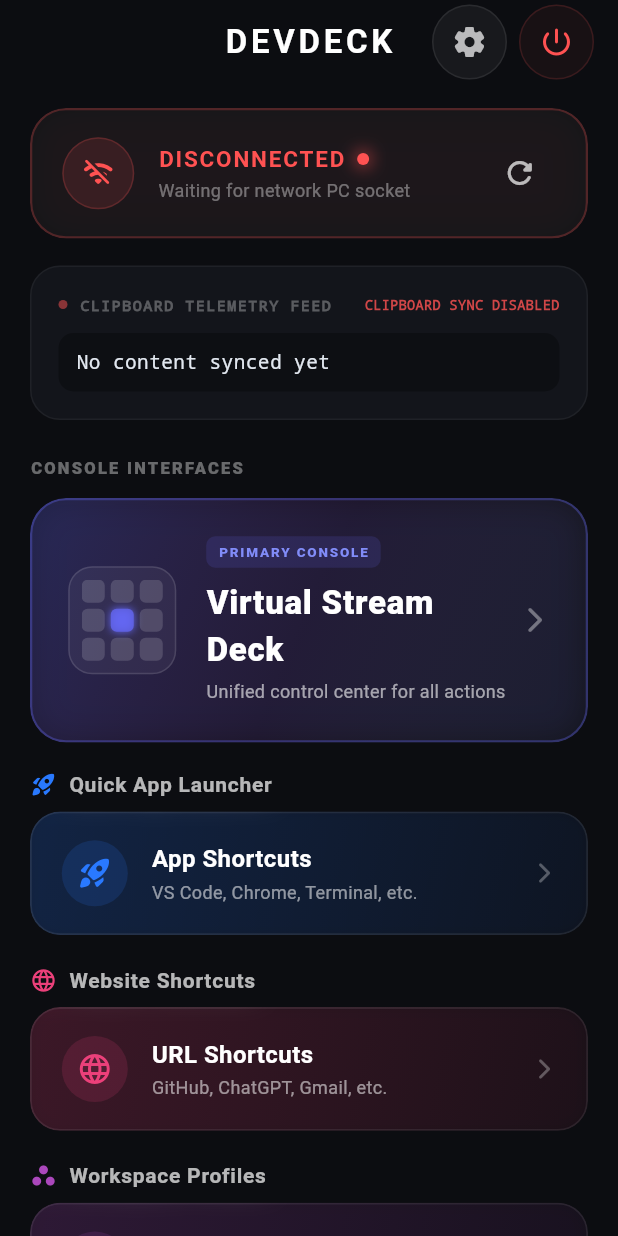
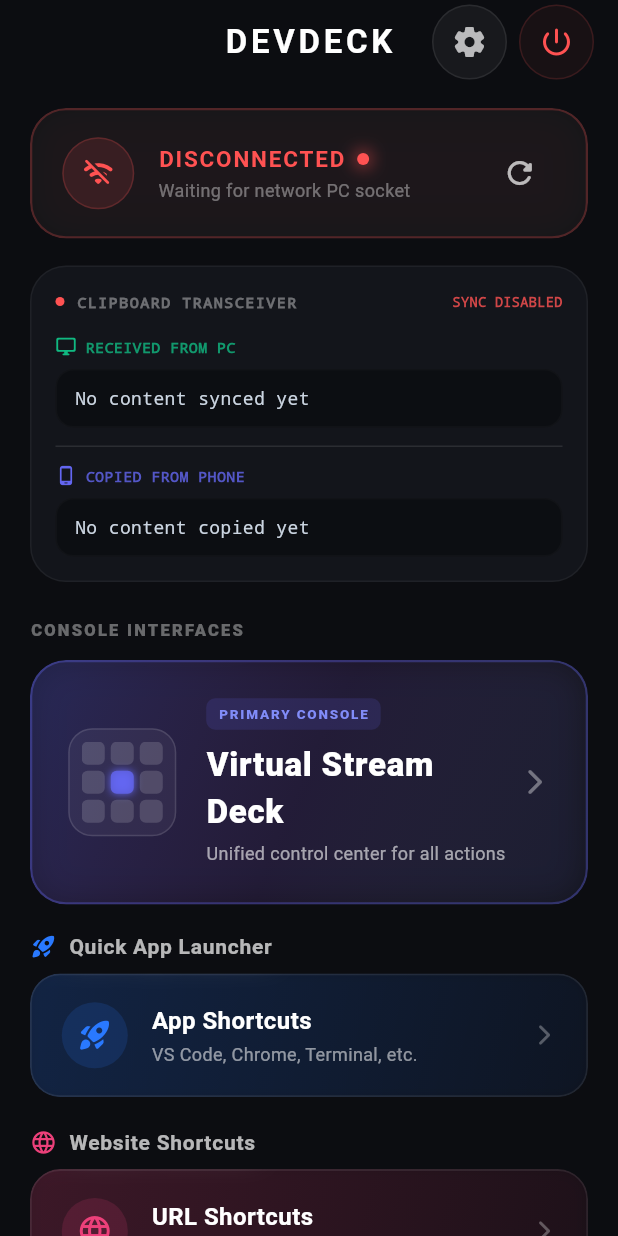
Before and after one commit to wtfnixin/StreamDeck, a Flutter app: the DashboardPage screen opened by its route, on a phone screen of 412 x 824 dp. Run offline on Flutter 3.47's test engine with Material 3 defaults, Android fonts, the phone set to English and light mode, and no system bars; our stand-ins replace equatable, flutter_bloc, get_it, go_router, hive, hive_flutter and 2 more; missing offline and left inert: mobile_scanner; accounts and stored records are empty.

Commit message:
Implement split-screen transceiver clipboard feeds to show PC and Phone copied data independently without overlaps

```diff
--- a/lib/features/clipboard/presentation/bloc/clipboard_bloc.dart
+++ b/lib/features/clipboard/presentation/bloc/clipboard_bloc.dart
@@ -12,6 +12,8 @@ class ClipboardBloc extends Bloc<ClipboardEvent, ClipboardState> {
   final SecureStorage _secureStorage;
   Timer? _pollingTimer;
   String _lastContent = '';
+  String? _lastPcContent;
+  String? _lastPhoneContent;
   bool _isListeningSocket = false;
 
   ClipboardBloc(this._socketService, this._secureStorage) : super(ClipboardInitial()) {
@@ -27,7 +29,7 @@ class ClipboardBloc extends Bloc<ClipboardEvent, ClipboardState> {
       emit(ClipboardSyncStopped());
       return;
     }
-    emit(const ClipboardSyncing(lastSyncedContent: null, lastSyncSource: null));
+    emit(ClipboardSyncing(lastPcContent: _lastPcContent, lastPhoneContent: _lastPhoneContent));
 
     // Listen to remote changes
     if (!_isListeningSocket) {
@@ -72,10 +74,11 @@ class ClipboardBloc extends Bloc<ClipboardEvent, ClipboardState> {
     AppLogger.info('📋 Local clipboard change detected, syncing to PC: "${event.content.substring(0, event.content.length > 20 ? 20 : event.content.length)}..."');
 
     _socketService.emit('clipboard:sync', {'content': event.content});
+    _lastPhoneContent = event.content;
 
     emit(ClipboardSyncing(
-      lastSyncedContent: event.content,
-      lastSyncSource: 'local',
+      lastPcContent: _lastPcContent,
+      lastPhoneContent: _lastPhoneContent,
     ));
   }
 
@@ -84,6 +87,7 @@ class ClipboardBloc extends Bloc<ClipboardEvent, ClipboardState> {
 
     AppLogger.info('📋 Received remote clipboard from PC: "${event.content.substring(0, event.content.length > 20 ? 20 : event.content.length)}..."');
     _lastContent = event.content;
+    _lastPcContent = event.content;
 
     try {
       await Clipboard.setData(ClipboardData(text: event.content));
@@ -92,8 +96,8 @@ class ClipboardBloc extends Bloc<ClipboardEvent, ClipboardState> {
     }
 
     emit(ClipboardSyncing(
-      lastSyncedContent: event.content,
-      lastSyncSource: 'remote',
+      lastPcContent: _lastPcContent,
+      lastPhoneContent: _lastPhoneContent,
     ));
   }
 
--- a/lib/features/clipboard/presentation/bloc/clipboard_state.dart
+++ b/lib/features/clipboard/presentation/bloc/clipboard_state.dart
@@ -10,13 +10,13 @@ abstract class ClipboardState extends Equatable {
 class ClipboardInitial extends ClipboardState {}
 
 class ClipboardSyncing extends ClipboardState {
-  final String? lastSyncedContent;
-  final String? lastSyncSource; // 'local' or 'remote'
+  final String? lastPcContent;
+  final String? lastPhoneContent;
 
-  const ClipboardSyncing({this.lastSyncedContent, this.lastSyncSource});
+  const ClipboardSyncing({this.lastPcContent, this.lastPhoneContent});
 
   @override
-  List<Object?> get props => [lastSyncedContent, lastSyncSource];
+  List<Object?> get props => [lastPcContent, lastPhoneContent];
 }
 
 class ClipboardSyncStopped extends ClipboardState {}
--- a/lib/features/dashboard/presentation/pages/dashboard_page.dart
+++ b/lib/features/dashboard/presentation/pages/dashboard_page.dart
@@ -633,7 +633,6 @@ class ConnectionStatusCard extends StatelessWidget {
     );
   }
 }
-
 class ClipboardStatusCard extends StatelessWidget {
   const ClipboardStatusCard({super.key});
 
@@ -641,43 +640,32 @@ class ClipboardStatusCard extends StatelessWidget {
   Widget build(BuildContext context) {
     return BlocBuilder<ClipboardBloc, ClipboardState>(
       builder: (context, state) {
-        String text = 'No content synced yet';
-        String subtitle = 'Copy text on your PC to see it here';
-        IconData icon = Icons.content_copy_rounded;
-        Color accentColor = AppTheme.textSecondary.withOpacity(0.5);
-        bool showCopyButton = false;
+        String pcText = 'No content synced yet';
+        String phoneText = 'No content copied yet';
+        bool isSyncStopped = state is ClipboardSyncStopped;
+        bool hasPcData = false;
+        bool hasPhoneData = false;
 
         if (state is ClipboardSyncing) {
-          if (state.lastSyncedContent != null && state.lastSyncedContent!.isNotEmpty) {
-            text = state.lastSyncedContent!;
-            showCopyButton = true;
-            if (state.lastSyncSource == 'remote') {
-              subtitle = 'Teleported from PC';
-              icon = Icons.terminal_rounded;
-              accentColor = AppTheme.secondaryColor;
-            } else {
-              subtitle = 'Teleported to PC';
-              icon = Icons.send_rounded;
-              accentColor = AppTheme.primaryColor;
+          if (state.lastPcContent != null && state.lastPcContent!.isNotEmpty) {
+            pcText = state.lastPcContent!;
+            hasPcData = true;
           }
-          } else {
-            subtitle = 'Telemetry sync active';
-            accentColor = AppTheme.primaryColor;
+          if (state.lastPhoneContent != null && state.lastPhoneContent!.isNotEmpty) {
+            phoneText = state.lastPhoneContent!;
+            hasPhoneData = true;
           }
-        } else if (state is ClipboardSyncStopped) {
-          subtitle = 'Clipboard Sync Disabled';
-          accentColor = Colors.redAccent.withOpacity(0.5);
         }
 
         return Container(
-          padding: const EdgeInsets.all(18),
+          padding: const EdgeInsets.all(16),
           decoration: BoxDecoration(
             color: const Color(0xFF13151B), // Terminal black box
-            borderRadius: BorderRadius.circular(20),
+            borderRadius: BorderRadius.circular(24),
             border: Border.all(color: Colors.white.withOpacity(0.05)),
           ),
           child: Column(
-            crossAxisAlignment: CrossAxisAlignment.start,
+            crossAxisAlignment: CrossAxisAlignment.stretch,
             children: [
               // Terminal Title bar
               Row(
@@ -689,15 +677,15 @@ class ClipboardStatusCard extends StatelessWidget {
                         width: 6,
                         height: 6,
                         decoration: BoxDecoration(
-                          color: accentColor,
+                          color: isSyncStopped ? Colors.redAccent : const Color(0xFF38BDF8),
                           shape: BoxShape.circle,
                         ),
                       ),
                       const SizedBox(width: 8),
                       const Text(
-                        'CLIPBOARD TELEMETRY FEED',
+                        'CLIPBOARD TRANSCEIVER',
                         style: TextStyle(
-                          color: Colors.white30,
+                          color: Colors.white38,
                           fontFamily: 'monospace',
                           fontSize: 10,
                           fontWeight: FontWeight.bold,
@@ -707,9 +695,9 @@ class ClipboardStatusCard extends StatelessWidget {
                     ],
                   ),
                   Text(
-                    subtitle.toUpperCase(),
+                    isSyncStopped ? 'SYNC DISABLED' : 'SYNC ACTIVE',
                     style: TextStyle(
-                      color: accentColor.withOpacity(0.8),
+                      color: isSyncStopped ? Colors.redAccent.withOpacity(0.8) : const Color(0xFF38BDF8).withOpacity(0.8),
                       fontFamily: 'monospace',
                       fontSize: 9,
                       fontWeight: FontWeight.bold,
@@ -717,43 +705,46 @@ class ClipboardStatusCard extends StatelessWidget {
                   ),
                 ],
               ),
-              const SizedBox(height: 12),
-              // Code terminal content area
-              Row(
-                children: [
-                  Expanded(
-                    child: Container(
-                      padding: const EdgeInsets.symmetric(horizontal: 12, vertical: 10),
-                      decoration: BoxDecoration(
-                        color: Colors.black.withOpacity(0.3),
-                        borderRadius: BorderRadius.circular(10),
+              const SizedBox(height: 16),
+
+              // SECTION 1: PC Clipboard (Incoming)
+              _buildClipboardSection(
+                context,
+                title: 'RECEIVED FROM PC',
+                content: pcText,
+                icon: Icons.desktop_windows_rounded,
+                accentColor: const Color(0xFF10B981), // Emerald green
+                onCopy: () => _copyToClipboard(context, pcText, 'Copied PC text to phone'),
+                showActions: !isSyncStopped && hasPcData,
               ),
-                      child: Text(
-                        text,
-                        maxLines: 1,
-                        overflow: TextOverflow.ellipsis,
-                        style: const TextStyle(
-                          fontFamily: 'monospace',
-                          fontSize: 13,
-                          color: Color(0xFFE2E8F0),
+
+              const Padding(
+                padding: EdgeInsets.symmetric(vertical: 12.0),
+                child: Divider(color: Colors.white10, height: 1),
               ),
+
+              // SECTION 2: Phone Clipboard (Outgoing)
+              _buildClipboardSection(
+                context,
+                title: 'COPIED FROM PHONE',
+                content: phoneText,
+                icon: Icons.phone_android_rounded,
+                accentColor: const Color(0xFF6366F1), // Indigo
+                onCopy: () => _copyToClipboard(context, phoneText, 'Copied phone text'),
+                showActions: !isSyncStopped && hasPhoneData,
+                isOutgoing: true,
               ),
+            ],
           ),
-                  ),
-                  if (showCopyButton) ...[
-                    const SizedBox(width: 10),
-                    Container(
-                      decoration: BoxDecoration(
-                        color: Colors.white.withOpacity(0.04),
-                        borderRadius: BorderRadius.circular(10),
-                        border: Border.all(color: Colors.white.withOpacity(0.06)),
-                      ),
-                      child: IconButton(
-                        icon: const Icon(Icons.copy_all_rounded, color: Color(0xFF38BDF8), size: 20),
-                        tooltip: 'Copy to Clipboard',
-                        onPressed: () async {
+        );
+      },
+    );
+  }
+
+  void _copyToClipboard(BuildContext context, String text, String message) async {
     HapticFeedback.lightImpact();
     await Clipboard.setData(ClipboardData(text: text));
+    if (context.mounted) {
       ScaffoldMessenger.of(context).showSnackBar(
         SnackBar(
           backgroundColor: const Color(0xFF13151B),
@@ -761,23 +752,104 @@ class ClipboardStatusCard extends StatelessWidget {
             borderRadius: BorderRadius.circular(10),
             side: BorderSide(color: const Color(0xFF38BDF8).withOpacity(0.2)),
           ),
-                              content: const Text(
-                                'Copied to local clipboard',
-                                style: TextStyle(color: Colors.white70),
+          content: Text(
+            message,
+            style: const TextStyle(color: Colors.white70),
           ),
           duration: const Duration(seconds: 1),
         ),
       );
-                        },
+    }
+  }
+
+  Widget _buildClipboardSection(
+    BuildContext context, {
+    required String title,
+    required String content,
+    required IconData icon,
+    required Color accentColor,
+    required VoidCallback onCopy,
+    required bool showActions,
+    bool isOutgoing = false,
+  }) {
+    return Column(
+      crossAxisAlignment: CrossAxisAlignment.start,
+      children: [
+        Row(
+          children: [
+            Icon(icon, size: 14, color: accentColor),
+            const SizedBox(width: 6),
+            Text(
+              title,
+              style: TextStyle(
+                color: accentColor.withOpacity(0.8),
+                fontFamily: 'monospace',
+                fontSize: 10,
+                fontWeight: FontWeight.bold,
+              ),
+            ),
+            const Spacer(),
+            if (showActions && isOutgoing)
+              Container(
+                padding: const EdgeInsets.symmetric(horizontal: 6, vertical: 2),
+                decoration: BoxDecoration(
+                  color: accentColor.withOpacity(0.15),
+                  borderRadius: BorderRadius.circular(4),
+                ),
+                child: const Text(
+                  'SYNCED TO PC',
+                  style: TextStyle(
+                    color: Color(0xFF818CF8),
+                    fontSize: 8,
+                    fontWeight: FontWeight.bold,
+                  ),
+                ),
+              ),
+          ],
+        ),
+        const SizedBox(height: 8),
+        Row(
+          children: [
+            Expanded(
+              child: Container(
+                padding: const EdgeInsets.symmetric(horizontal: 12, vertical: 10),
+                decoration: BoxDecoration(
+                  color: Colors.black.withOpacity(0.35),
+                  borderRadius: BorderRadius.circular(12),
+                  border: Border.all(color: Colors.white.withOpacity(0.02)),
+                ),
+                child: Text(
+                  content,
+                  maxLines: 1,
+                  overflow: TextOverflow.ellipsis,
+                  style: const TextStyle(
+                    fontFamily: 'monospace',
+                    fontSize: 12,
+                    color: Color(0xFFCBD5E1),
+                  ),
+                ),
+              ),
+            ),
+            if (showActions) ...[
+              const SizedBox(width: 8),
+              Container(
+                decoration: BoxDecoration(
+                  color: Colors.white.withOpacity(0.03),
+                  borderRadius: BorderRadius.circular(12),
+                  border: Border.all(color: Colors.white.withOpacity(0.05)),
+                ),
+                child: IconButton(
+                  constraints: const BoxConstraints(minWidth: 40, minHeight: 40),
+                  padding: EdgeInsets.zero,
+                  icon: Icon(Icons.copy_all_rounded, color: accentColor, size: 18),
+                  tooltip: 'Copy text',
+                  onPressed: onCopy,
                 ),
               ),
             ],
           ],
         ),
       ],
-          ),
-        );
-      },
     );
   }
 }
```
Lines whose indentation alone changed are shown as unchanged.
